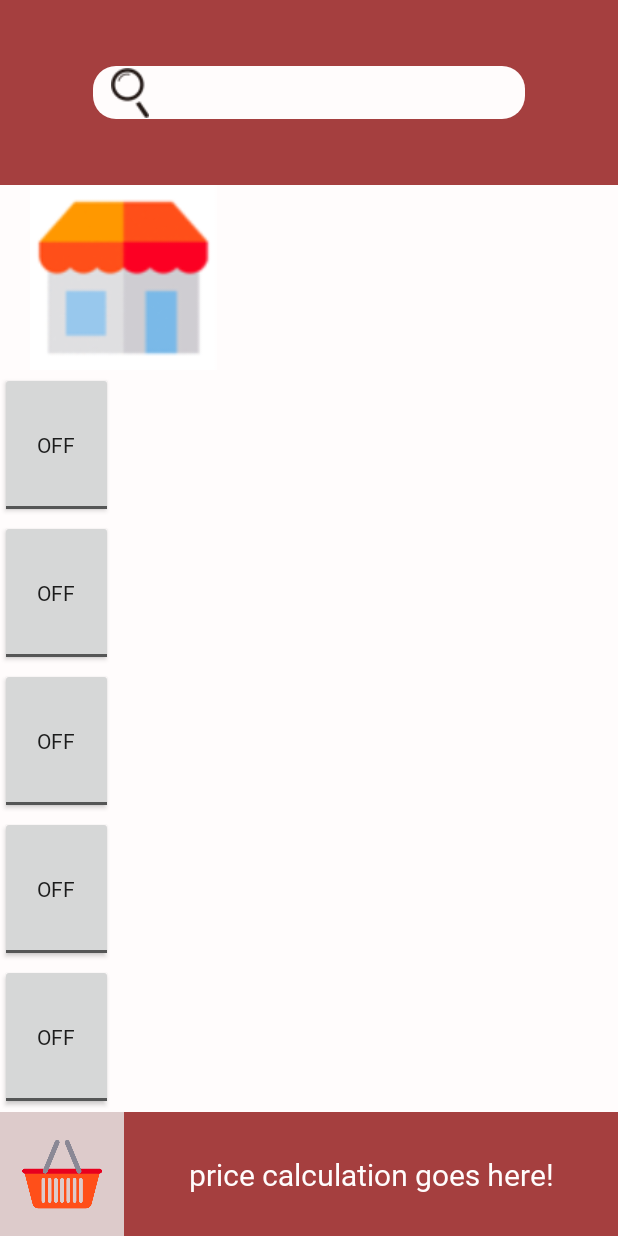
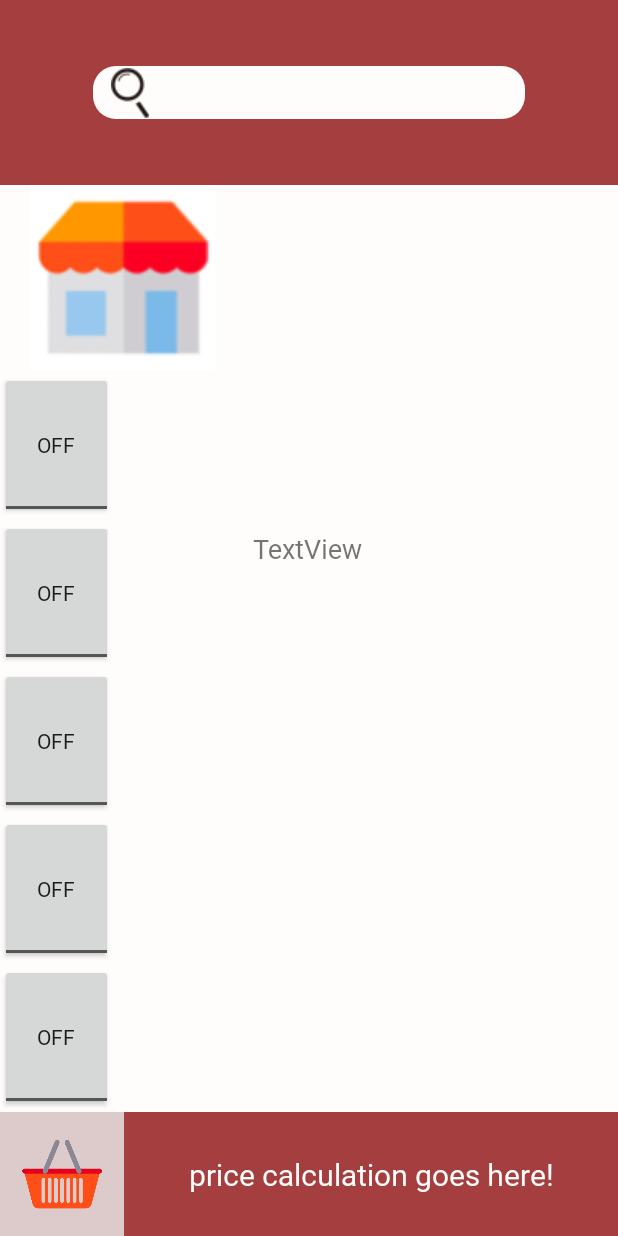
Before and after one commit to hrmck/2020UoAHackathon, an Android app: the ProductActivity screen opened directly, with no data from a screen before it, on a phone screen of 412 x 824 dp. Run offline under Robolectric (Android 15) with nearby library versions, the phone set to English and light mode, and no system bars; our stand-ins replace Firebase (no records; nobody signed in at launch, a user with empty details on screens opened directly).

Commit message:
Fixed conflicts in ProductActivity.java and its xml

```diff
--- a/app/src/main/res/layout/activity_products.xml
+++ b/app/src/main/res/layout/activity_products.xml
@@ -87,16 +87,6 @@
             android:orientation="horizontal"
             app:layout_constraintGuide_percent="0.2" />
 
-        <androidx.recyclerview.widget.RecyclerView
-            android:id="@+id/productListView"
-            android:layout_width="0dp"
-            android:layout_height="0dp"
-            app:layout_constraintBottom_toBottomOf="parent"
-            app:layout_constraintEnd_toEndOf="parent"
-            app:layout_constraintStart_toStartOf="@+id/vertical2_p_guideline"
-            app:layout_constraintTop_toTopOf="@+id/middle_p_guideline"
-            tools:itemCount="25" />
-
         <androidx.constraintlayout.widget.ConstraintLayout
             android:id="@+id/category_btnArray"
             android:layout_width="75dp"
@@ -168,6 +158,19 @@
 
         </androidx.constraintlayout.widget.ConstraintLayout>
 
+        <TextView
+            android:id="@+id/a"
+            android:layout_width="243dp"
+            android:layout_height="388dp"
+            android:text="TextView"
+            android:textSize="18sp"
+            app:layout_constraintBottom_toBottomOf="parent"
+            app:layout_constraintEnd_toEndOf="parent"
+            app:layout_constraintHorizontal_bias="1.0"
+            app:layout_constraintStart_toStartOf="parent"
+            app:layout_constraintTop_toTopOf="parent"
+            app:layout_constraintVertical_bias="1.0" />
+
     </androidx.constraintlayout.widget.ConstraintLayout>
 
     <androidx.constraintlayout.widget.Guideline
```
Also changed, not shown: app/src/main/java/com/example/inlocker/ProductActivity.java (+84 -38 lines).
